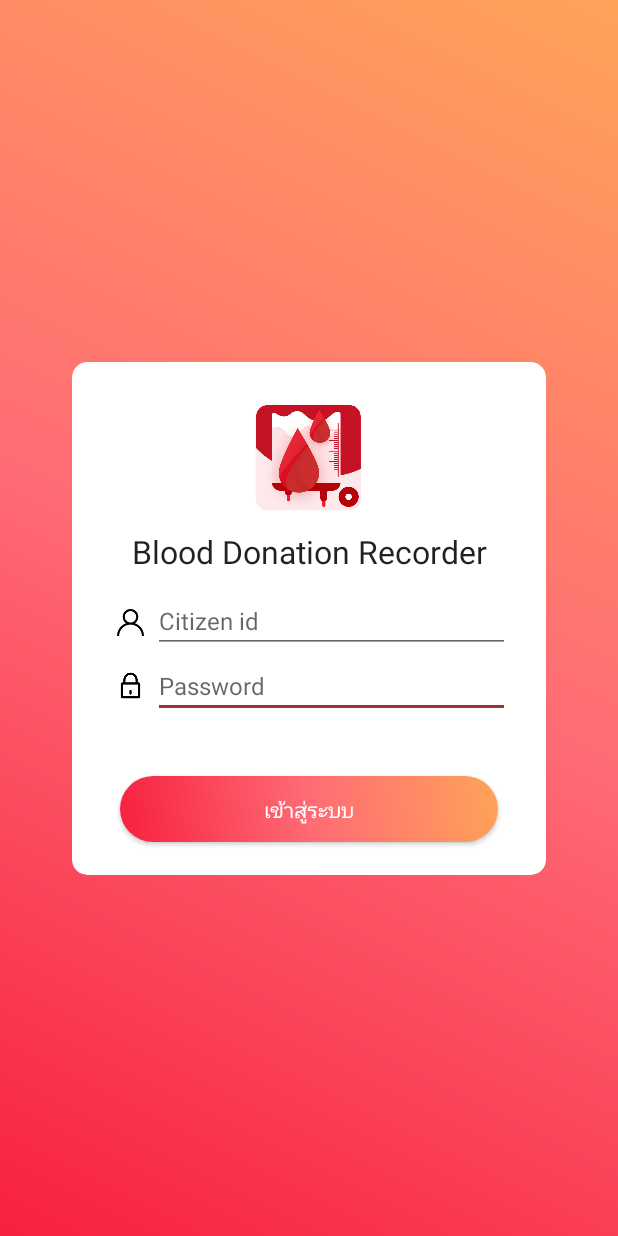
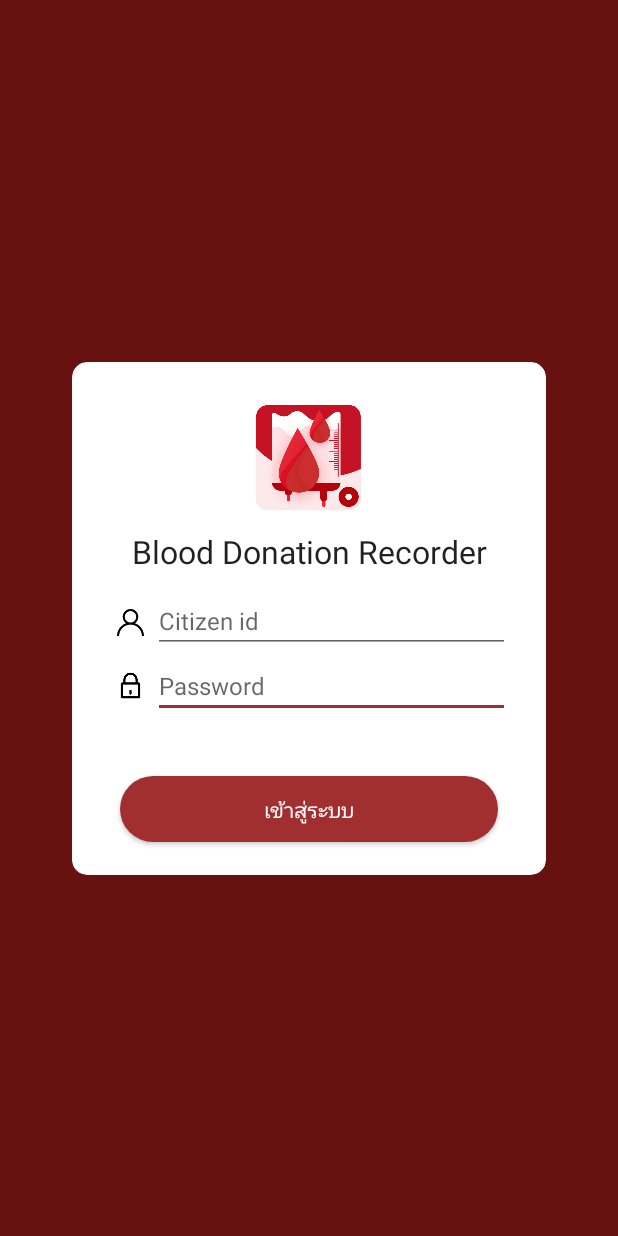
Before and after one commit to Skydddoogg/Blood-Donation-Process-Assistance-System, an Android app: the screen it shows after launch (MainActivity), on a phone screen of 412 x 824 dp. Run offline under Robolectric (Android 15) with nearby library versions, the phone set to English and light mode, and no system bars; our stand-ins replace Firebase (no records; nobody signed in at launch, a user with empty details on screens opened directly); Roboto replaces fonts that are not available here.

Commit message:
update login

```diff
--- a/MoblieApplication/BloodDonorFrontend/app/src/main/res/layout/fragment_login.xml
+++ b/MoblieApplication/BloodDonorFrontend/app/src/main/res/layout/fragment_login.xml
@@ -5,7 +5,7 @@
     xmlns:tools="http://schemas.android.com/tools"
     android:layout_width="match_parent"
     android:layout_height="match_parent"
-    android:background="@drawable/gradient_bg">
+    android:background="@color/colorPrimaryDark">
 
     <android.support.v7.widget.CardView
         android:id="@+id/cardView"
@@ -72,7 +72,7 @@
         android:layout_marginRight="32dp"
         android:layout_marginStart="32dp"
         android:layout_marginTop="16dp"
-        android:background="@drawable/radius_border"
+        android:background="@drawable/round_corner_dark"
         android:padding="10dp"
         android:text="เข้าสู่ระบบ"
         android:textAlignment="center"
--- a/MoblieApplication/BloodDonorFrontend/app/src/main/res/values/colors.xml
+++ b/MoblieApplication/BloodDonorFrontend/app/src/main/res/values/colors.xml
@@ -4,7 +4,6 @@
     <color name="colorPrimaryDark">#681111</color>
     <color name="colorAccent">#a22f2f</color>
     <color name="colorDarkGrey">#3e3c3c</color>
-
     <color name="bgcolorInsideApp">#f9f9f9</color>
     <color name="mainColor">#FF6B75</color>
     <color name="fiftyOpacity_mainColor">#50FF6B75</color>
```
